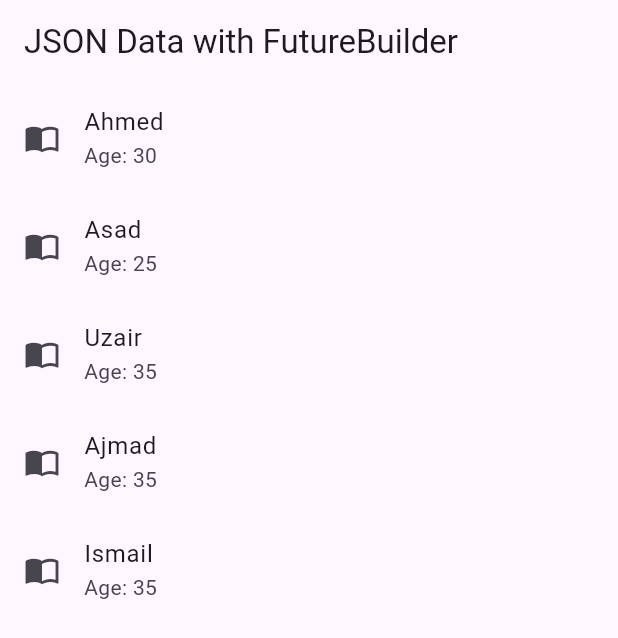
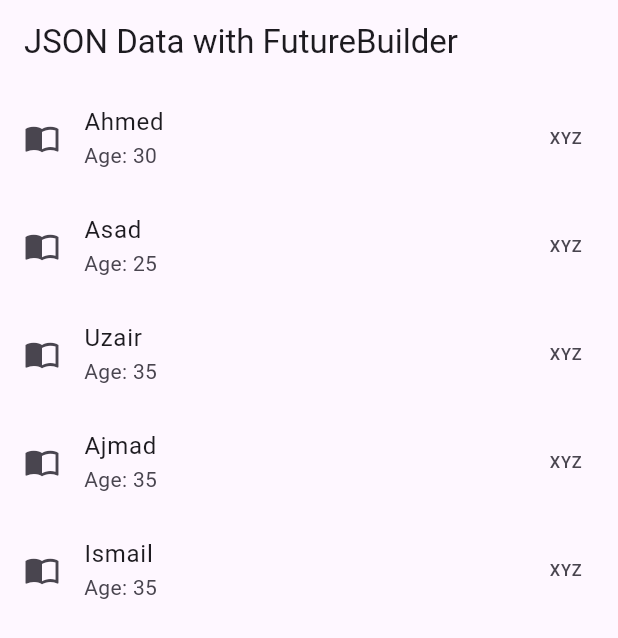
Before and after one commit to MuhammadYousufbhimla/FrirstApp, a Flutter app: the screen it shows after launch, on a phone screen of 412 x 824 dp. Shown: the top 638 px of the screen. Run offline on Flutter 3.47's test engine with Material 3 defaults, Android fonts, the light colour scheme and no system bars; our stand-ins replace carousel_slider, curved_navigation_bar.

Commit message:
json work done

```diff
--- a/lib/class.dart
+++ b/lib/class.dart
@@ -10,6 +10,7 @@ class DataItem {
     return DataItem(
       name: json['name'],
       age: json['age'],
+
     );
   }
 }
--- a/lib/jsondata.dart
+++ b/lib/jsondata.dart
@@ -1,14 +1,15 @@
 import 'dart:convert';
 import 'package:flutter/material.dart';
-import 'package:flutter/services.dart' as rootBundle;
+import 'package:flutter/services.dart' as  rootBundle;
+
 import 'package:myfirsapp/class.dart';
-
 
 
 Future<List<DataItem>> fetchData() async {
 
   final jsonResponse = await rootBundle.rootBundle.loadString('assets/sample.json');
   print(jsonResponse);
+
   final List<dynamic> data = json.decode(jsonResponse);
   print(data);
 
@@ -47,8 +48,10 @@ class MyHomePage extends StatelessWidget {
       body: FutureBuilder<List<DataItem>>(
         future: fetchData(), // Ye method data fetch karega
         builder: (context, snapshot) {
+          print(snapshot);
           if (snapshot.connectionState == ConnectionState.waiting) {
-            return Center(child: CircularProgressIndicator());
+            return Center(child: CircularProgressIndicator(color: Colors.yellow
+            ,));
           } else if (snapshot.hasError) {
             return Center(child: Text('Error: ${snapshot.error}'));
           } else if (!snapshot.hasData || snapshot.data!.isEmpty) {
@@ -64,7 +67,9 @@ class MyHomePage extends StatelessWidget {
                   leading: Icon(Icons.import_contacts),
                   //leading: Image(image: NetworkImage(imgList[index]),fit: BoxFit.cover,),
                   title: Text(item.name),
+                  trailing: Text("XYZ"),
                   subtitle: Text('Age: ${item.age}'),
+
                 );
               },
             );
```
